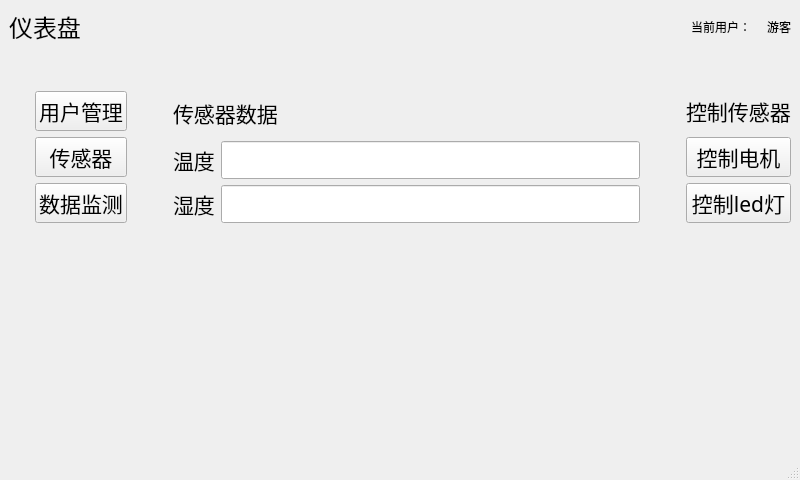
Before: the Qt Designer form mainwin.ui in JinJieBeWater/oceanSystem, drawn with Qt 5.
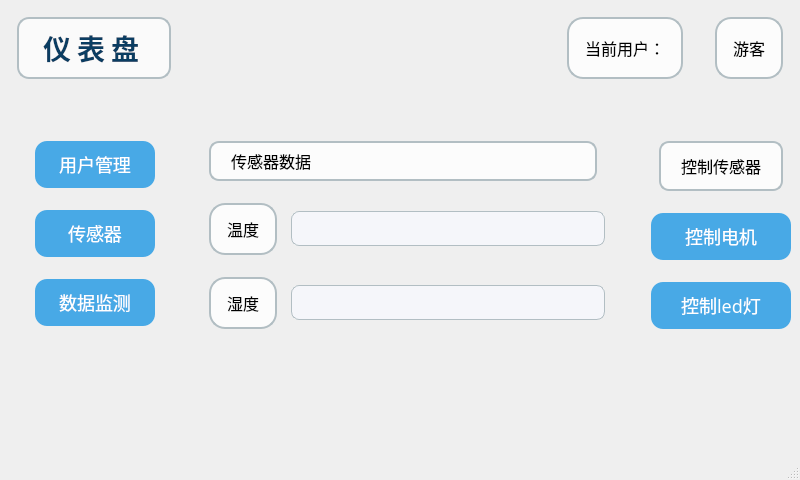
After: the same form once the commit is applied. Icons and pictures are not drawn.

Commit message: ✨ feat(ui): 更新数据库路径，优化用户管理界面样式和布局

The edit to the form file:
```diff
--- a/mainwin.ui
+++ b/mainwin.ui
@@ -14,7 +14,49 @@
    <string>仪表盘</string>
   </property>
   <property name="styleSheet">
-   <string notr="true">QMainWindow{border-image: url(D:/University/Yue inlay/qt/oceaSsystem/resources/ocean.jpg);};</string>
+   <string notr="true">
+QMainWindow{border-image: url(D:/University/Yue inlay/qt/oceaSsystem/resources/ocean.jpg);}
+QLabel#title {
+    color: #0a3d62;
+    font-size: 28px;
+    font-weight: bold;
+    letter-spacing: 6px;
+    background: rgba(255,255,255,0.7);
+    border-radius: 12px;
+    padding: 8px 24px;
+}
+QPushButton {
+    background-color: #48a9e6;
+    color: white;
+    border-radius: 12px;
+    font-size: 18px;
+    padding: 10px 24px;
+    margin: 8px 0;
+}
+QPushButton:hover {
+    background-color: #357ab7;
+}
+QWidget#centralwidget {
+    background: transparent;
+}
+QGroupBox, QFrame {
+    background: rgba(255,255,255,0.8);
+    border: 1.5px solid #b2bec3;
+    border-radius: 16px;
+    margin: 8px;
+    padding: 12px;
+}
+QLabel {
+    font-size: 16px;
+}
+QLineEdit {
+    border-radius: 8px;
+    border: 1px solid #b2bec3;
+    padding: 4px 8px;
+    font-size: 16px;
+    background: #f5f6fa;
+}
+   </string>
   </property>
   <widget class="QWidget" name="centralwidget">
    <layout class="QGridLayout" name="gridLayout">
@@ -185,6 +227,9 @@
             <property name="text">
              <string>传感器数据</string>
             </property>
+            <property name="styleSheet">
+             <string>background:rgba(255,255,255,0.8);border-radius:10px;padding:6px 16px;</string>
+            </property>
            </widget>
           </item>
           <item>
@@ -284,6 +329,9 @@
             <property name="text">
              <string>控制传感器</string>
             </property>
+            <property name="styleSheet">
+             <string>background:rgba(255,255,255,0.8);border-radius:10px;padding:6px 16px;</string>
+            </property>
            </widget>
           </item>
           <item>
```
The commit also changes 3 other files.
